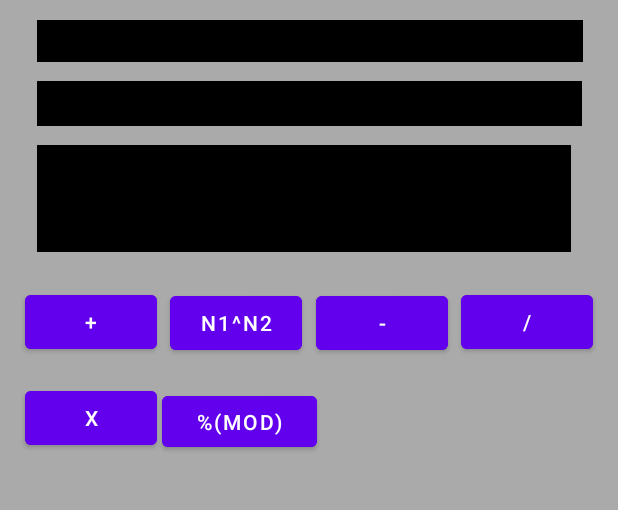
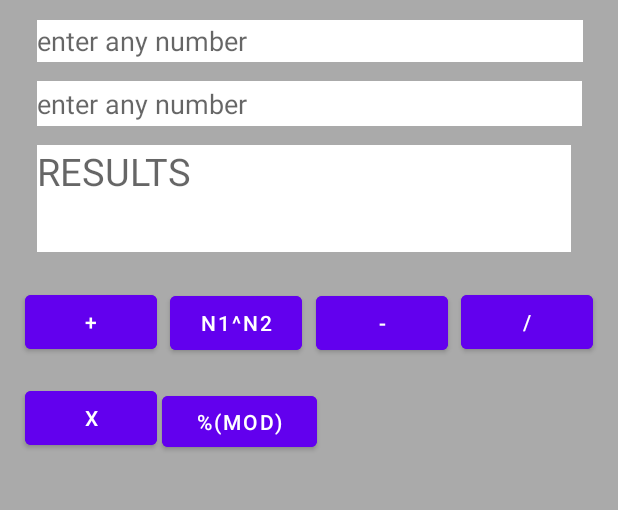
Before and after one commit to VIJAYGSPL/android_applications, an Android app: the screen it shows after launch (MainActivity), on a phone screen of 412 x 824 dp, the part 360-870 px from its top. Run offline under Robolectric (Android 15) with nearby library versions, the phone set to English and light mode, and no system bars; our stand-ins replace navigation-ui.

Commit message:
UI color change

```diff
--- a/app/src/main/res/layout/activity_main.xml
+++ b/app/src/main/res/layout/activity_main.xml
@@ -37,7 +37,7 @@
         android:layout_marginTop="70dp"
         android:layout_marginEnd="71dp"
         android:layout_marginBottom="416dp"
-        android:background="@android:color/black"
+        android:background="@color/white"
         android:hint="enter any number"
         android:ems="10"
         android:onClick="clearTextNum1"
@@ -56,7 +56,7 @@
         android:layout_marginTop="112dp"
         android:layout_marginEnd="71dp"
         android:layout_marginBottom="374dp"
-        android:background="@android:color/black"
+        android:background="@color/white"
         android:ems="10"
         android:hint="enter any number"
         android:onClick="clearTextNum2"
@@ -75,7 +75,7 @@
         android:layout_marginTop="151dp"
         android:layout_marginEnd="48dp"
         android:layout_marginBottom="287dp"
-        android:background="@android:color/black"
+        android:background="@color/white"
         android:hint="RESULTS"
         android:textColorLink="#673AB7"
         android:textSize="25sp"
```
Also changed, not shown: build.gradle (+6 -2 lines), gradle/wrapper/gradle-wrapper.properties.
